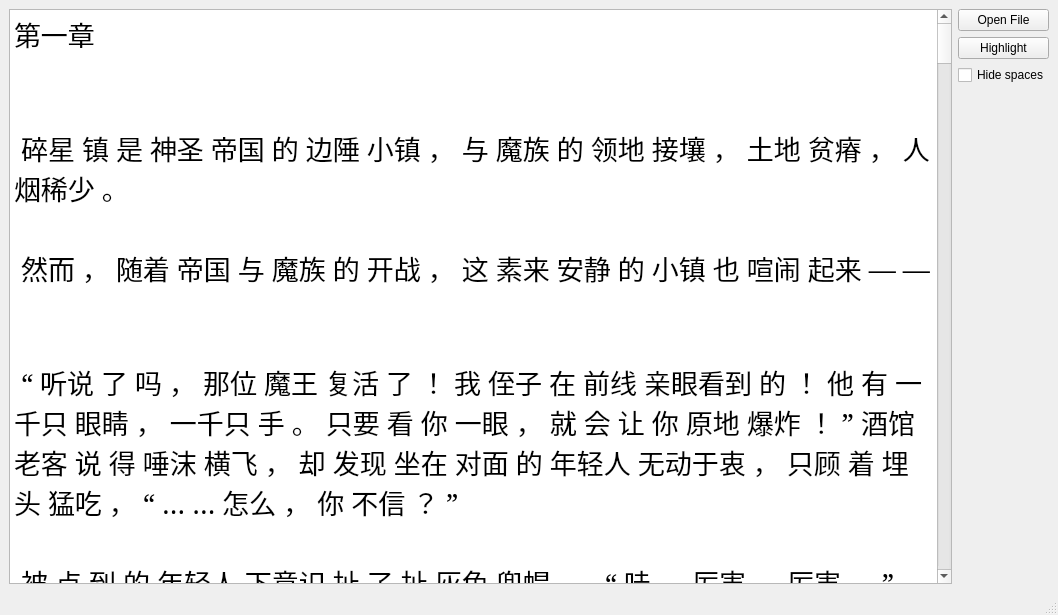
Old version of the form mainwindow.ui in the repository 555oya/chinese-reader.
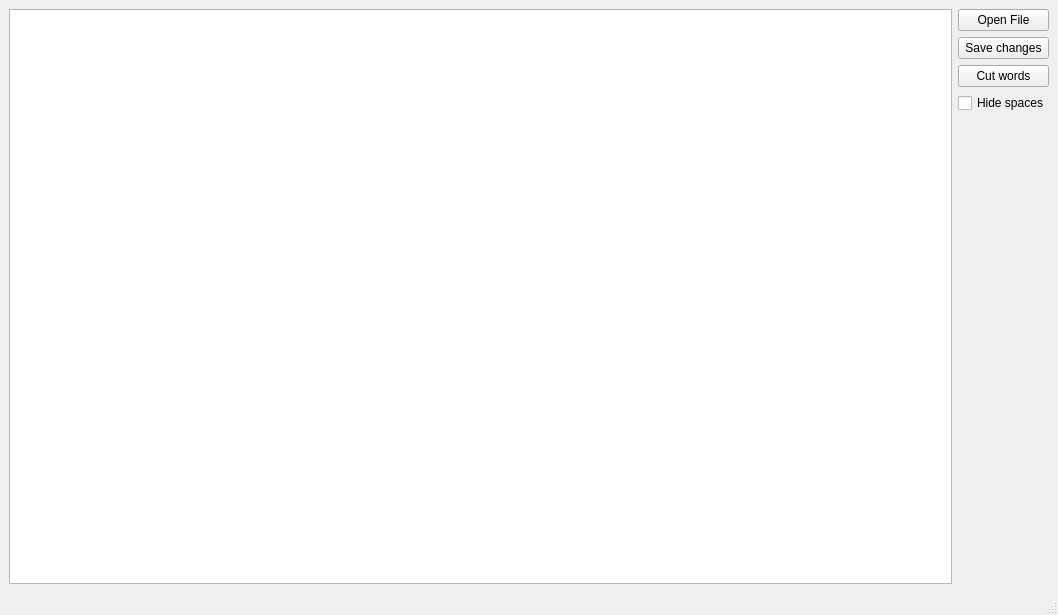
New version of the form.

Commit message:
Added hidden spaces between words
Check button for hiding/showing spaces works!!
Hovering cursor over a word shows word info in status bar.
Editing term on double click.
Selecting text.
Jieba now works!!! (cutting text to words).

```diff
--- a/mainwindow.ui
+++ b/mainwindow.ui
@@ -34,7 +34,7 @@
       </property>
      </widget>
     </item>
-    <item row="3" column="1">
+    <item row="4" column="1">
      <spacer name="verticalSpacer">
       <property name="orientation">
        <enum>Qt::Orientation::Vertical</enum>
@@ -47,220 +47,30 @@
       </property>
      </spacer>
     </item>
-    <item row="1" column="1">
-     <widget class="QPushButton" name="pushButton_2">
-      <property name="text">
-       <string>Highlight</string>
-      </property>
-     </widget>
-    </item>
-    <item row="0" column="0" rowspan="4">
-     <widget class="QPlainTextEdit" name="textEdit">
-      <property name="font">
-       <font>
-        <family>SimSun</family>
-        <pointsize>20</pointsize>
-       </font>
-      </property>
-      <property name="plainText">
-       <string>第一章 
- 
- 
- 碎星 镇 是 神圣 帝国 的 边陲 小镇 ， 与 魔族 的 领地 接壤 ， 土地 贫瘠 ， 人烟稀少 。 
-   　 　 
- 然而 ， 随着 帝国 与 魔族 的 开战 ， 这 素来 安静 的 小镇 也 喧闹 起来 — — 
- 
- 
- “ 听说 了 吗 ， 那位 魔王 复活 了 ！ 我 侄子 在 前线 亲眼看到 的 ！ 他 有 一千只 眼睛 ， 一千只 手 。 只要 看 你 一眼 ， 就 会 让 你 原地 爆炸 ！ ” 酒馆 老客 说 得 唾沫 横飞 ， 却 发现 坐在 对面 的 年轻人 无动于衷 ， 只顾 着 埋头 猛吃 ， “ … … 怎么 ， 你 不信 ？ ” 
-   　 　 
- 被 点 到 的 年轻人 下意识 扯 了 扯 灰色 兜帽 ，   “ 哇 ， 厉害 、 厉害 。 ” 
-   　 　 
- “ 听 他 放屁 ！ ” 另 一位 酒客 举起 杯子 ， “ 你 是 新来 的 ？ 可别 听 这 老东西 吹牛 逼 了 ， 他 侄子 真要 在 现场 ， 是 怎么 活 下来 的 ？ 要 我 说 ， 肯定 是 魔族 放出 的 假 情报 ， 唬人 呢 ！ ” 
-   　 　 
- 年轻人 似乎 没什么 主见 ， 点头 附和 ， “ 嗯 ， 有理 、 有理 。 ” 
-   　 　 
- “ 就是 就是 ！ 战报 会 说谎 ， 战线 可 不会 。 在 勇者 大人 的 带领 下 ， 战线 可是 一路 向前 推进 ， 杀进 魔族 老家 把 他们 打 得 屁滚尿流 ！ 这时候 冒 出个 魔王 ， 谁 信吶 ！ ” 
-   
-   　 　 
- 酒馆 中 讨论 声 此起彼伏 。 端酒 的 女侍 穿行 人群 间 ， 收拾 着 桌上 的 残羹冷炙 ， 目光 时不时 瞥 向 那个 灰 兜帽 的 年轻人 。 只 听 声音 ， 不 像是 该来 酒馆 的 年纪 。 
-   　 　 
- 但 她 的 注意 很快 被 新来 的 客人 吸引 ， 那 是 两名 帝国 的 军官 ， 从 盔甲 和 纹章 的 样式 来看 来看 ， 可能 有着 不低 的 职位 。 
-   
-   　 　 
- “ 两桶 黑啤酒 ， 送到 营地 去 。 ” 稍显 年轻 的 那位 副官 ， 朝 吧台 抛 了 一枚 银币 。 
-   　 　 
- 他 至少 是 给钱 的 。 女侍 想 。 她 连忙 用手 擦 了 擦 围裙 ， 也 给 这 两名 长官 端上 了 啤酒 。 
-   　 　 
- “ 不必 。 ” 年纪 稍大 的 百夫长 面色 冷峻 ， “ 清水 就行 。 ” 
-   
-   　 　 
- 铅灰色 的 眼睛 逡巡 着 酒馆 ， 帝国 的 军人 有着 股不怒 自威 的 气质 ， 目光 所及 之处 ， 众人 不 自觉 哑 了 声息 。 最终 ， 百夫长 的 目光 落 在 了 一个 长满 雀斑 的 小男孩 身上 。 
-   
-   　 　 
- 雀斑 小孩 立刻 啪 的 一声 并拢 脚后跟 ， 行 了 个 像模像样 的 军礼 ， “ 为了 帝国 的 荣耀 ！ ” 
-   　 　 
- “ 还 挺 像模像样 。 ” 副官 笑 了 。 这个 年纪 的 小屁孩 ， 最 喜欢 玩 打仗 游戏 了 。 瞧 ， 他 手里 拿 着 的 那根木 剑 多么 像模像样 ？ 副官 摸了摸 小孩 的 脑袋 ， “ 你 猜猜 打到 了 哪里 。 猜 对 了 ， 就 允许 你 替 我 擦 剑 。 ” 
-   　 　 
- “ 那 还 用 猜 ？ ” 男孩 挥舞 着 木剑 ， 兴奋 地一 蹦 三尺 高 ， 眼里 涌现出 狂热 的 光 ， “ 肯定 打到 了 魔王 领 ， 把 那些 该死 的 魔族 全都 杀光 ！ ” 
-   
-   　 　 
- 这 要是 放在 三十年 前 ， 根本 没人敢 想 。 打 到 魔王 的 领地 ？ 没 被 那些 可怕 的 魔族 打 过来 就 已经 是 万幸 了 ！ 可 就 在 这 三十年 间 ， 发生 了 两件 大事 ： 先是 前任 魔王 失踪 ， 七位 魔族 大 公爵 自相残杀 ， 乱作一团 ； 后 是 在 女神 的 祝福 下 ， 人类 历史 上 最强 的 勇者 诺亚 诞生 。 
-   
-   　 　 
- 然而 ， 就 在 人类 的 反攻 势如破竹 之际 ， 一朵 无人 预料 的 乌云 ， 却 悄然 笼罩 在 他们 的 上方 。 目前 关于 魔王 的 事 还是 个 秘密 ， 但是 百夫长 已经 接到 了 命令 ， 要 为 这场 战争 抽调 更 多 的 兵力 。 
-   
-   　 　 
- 在此之前 — — 
-   
-   　 　 
- “ 这 孩子 的 父亲 是 什么 人 ？ ” 百夫长 指 了 指 雀斑 小孩 
-   　 　 
- 刚 搬 完 酒桶 回来 的 女侍 一惊 ， “ 很 、 很 抱歉 ， 那个 … … ” 
-   　 　 
- “ 不 就是 个 没 父亲 的 野孩子 嘛 ！ ” 有人 看热闹 不 嫌 大地 起哄 。 在 这种 闭塞 的 小镇 ， 一个 没有 父亲 的 孩子 会 是 什么 待遇 ？ “ 哟 ， 不服气 啊 ？ 去 找 你 的 野爹 呗 ！ ” 他 一巴掌 拍 在 女侍 的 屁股 上 ， “ 你 说 是 吧 ， 玛 尔塔 ？ ” 
-   　 　 
- 雀斑 小孩 眼里 几乎 冒出 火来 ， 挥舞 着 小 木剑 就 冲上去 ， 却 被 母亲 拦住 了 。 
-   　 　 
- “ 嘘 — — 到 外面 玩去 吧 ， 这里 没 你 的 事 。 ” 
-   　 　 
- “ 但是 — — ” 
-   
-   　 　 
- “ 他 的 父亲 是 魔族 ， 对 吧 ？ ” 百夫长 沉 声道 。 
-   　 　 
- 话音刚落 ， 众人 像 受惊 的 鸟 一样 弹 了 起来 ， 桌椅 酒壶 翻倒 一片 。 魔族 ！ 那 可是 会 吃 人 的 魔族 ！ 别看 他们 在 酒桌上 牛 逼 吹 得 震天响 ， 好似 下 一秒 就 能 杀 到 魔王 领端 了 魔族 老巢 ， 但 实际上 田地 里 来 了 头 野猪 都 得 头痛 半天 。 
-   　 　 
- 登 时间 酒馆 里空 了 一片 ， 只 剩下 那个 埋头 干饭 的 灰袍 年轻人 ， 他 简直 像 饿 了 一个 星期 ， 无论如何 也 不肯 放过 这 顿饭 。 
-   
-   　 　 
- 玛 尔塔 立刻 跪下 了 ， 她 颤抖 着 抱住 孩子 ， “ 请 、 请原谅 我们 ， 但是 您 看 ， 泰尔 很 普通 ， 他 是 个 跟 别人 一样 的 孩子 — — ” 
-   　 　 
- “ 你 怎么 不 早点 说 ？ ” 副官 不满 地 抱怨 长官 。 他 摘下 刚刚 摸过 男孩 的 手套 ， 厌恶 地 扔 到 了 一旁 的 壁炉 里 ， 旋即 拔出 剑 ， “ 女士 ， 你 知道 的 吧 ？ 『 一滴 血 原则 』 ， 只要 流淌 着 一滴 魔族 的 血 ， 那 就是 毫无疑问 的 魔族 。 ” 
-   
-   　 　 
- 这 一切 都 发生 得太快 ， 上 一秒 还 兴奋 地 叫嚣 着 要 杀光 魔族 的 男孩 ， 此刻 却成 了 被 猎杀 的 目标 。 呆滞 片刻 他 反应 过来 ， 尖叫 道 ： “ 不 、 我 是 人类 ！ 我 长大 了 要 参军 ， 为了 帝国 的 荣耀 ， 一定 会 把 所有 的 魔族 都 杀光 ！ ” 
-   　 　 
- “ 那 就 从 你 自己 开始 吧 。 ” 副官 笑眯眯 道 。 
-   
-   　 　 
- 剑芒 闪烁 ， 倒映 出 一个 母亲 绝望 的 脸庞 。 
-   　 　 
- 她 心下 一狠 ， 豁出去 扑 向 副官 ， 绝望 地大喊 ： “ 跑 啊 ！ ” 
-   
-   　 　 
- 这一 扑 来得 猝不及防 ， 二人 撞 上 了 一旁 的 桌子 ， 酒杯 菜碟 碎 了 一地 ， 也 压到 了 灰袍 年轻人 过长 的 衣角 。 银色 短发 如 月光 倾泻 而出 ， 血染 的 红眸 透 着 冷峻 的 威压 ， 非人 的 妖异 感 扑面而来 。 
-   　 　 
- 百夫长 变 了 调 的 声音 穿透 酒馆 ， “ 你 是 — — 不 知名 者 ， 阿诺 米斯 [ 1 ] ！ ” 
-   　 　 
- “ 嗯 ？ ” 副官 不明 所以 。 
-   
-   　 　 
- 委实 不 怪 副官 孤陋寡闻 ， 为了 避免 引起 恐慌 ， 军方 封锁 了 消息 。 
-   　 　 
- 然而 百夫长 对 这 一切 可 清楚 得 很 。 当时 他 就 在 战场 上 ， 眼看 着 他们 的 勇者 大人 将 魔族 大 公爵 逼到 了 绝路 — — 阿诺 米斯 就是 这时候 凭空出现 的 ， 在此之前 ， 甚至 没有 人 发现 他 的 存在 。 他 就 那么 毋庸置疑 地挡 在 勇者 面前 ， 轻而易举 地 挡住 了 对 魔族 而言 致命 的 神圣 魔法 。 
-   　 　 
- 此等 可怕 的 存在 前所未闻 ， 对 神圣 帝国 而言 无疑 是 个 巨大 的 打击 。 
-   
-   　 　 
- 由于 还 摸不清 新 魔王 的 来历 ， 他们 给 了 他 一个 代称 ， 阿诺 米斯 。 
-   
-   　 　 
- 然而 百夫长 不 知道 ， 并且 所有人 都 不 知道 — — 
-   　 　 
- 大 魔王 阿诺 米斯 是 个 彻头彻尾 的 人类 。 
-   
-   　 　 
- “ 你们 是 这样 称呼 我 的 ？ ” 魔王 一 愣 ， 这 听 起来 怎么 像 在 骂人 [ 2 ] ， “ 算了 ， 随便 怎么 叫 吧 。 我 找 你们 很久 了 。 ” 他 往前走 了 几步 ， 越过 玛 尔塔 母子 ，   “ 我 是 来 — — ” 
-   　 　 
- 我 是 来 投降 的 。 
-   
-   　 　 
- 一瓶 圣水 猛地 泼来 ， 打湿 了 魔王 银白色 的 短发 ， 滴滴答答 顺着 脸庞 流下 。 好家伙 ， 这 圣水 是 用 香料 做 的 吗 ？ 浓烈 的 香气 惹 得 他 打了个 大大的 喷嚏 。 刚想 揉 眼睛 ， 又 想起 美瞳 还 戴 着 呢 ， 只好 作罢 ， 只能 不 明显 地 眨 了 几下 。 
-   　 　 
- “ 这样 够 了 吗 ？ ” 可以 证明 我 是 人类 了 吗 ？ 
-   
-   　 　 
- 在 百夫长 看来 就 不是 这么回事 了 。 他 只 看到 那 被 主教 祝福 过 的 圣水 ， 蕴含着 能 让 中阶魔族 毙命 的 神圣 之力 的 圣水 ， 竟然 只能 让 魔王 不痛不痒 地 打个 喷嚏 ！ 对方 竟然 还 游刃有余 地问 “ 够 了 吗 ？ ” ， 完全 没 把 他们 放在眼里 ！ 
-   　 　 
- 这下 就 连 不知情 的 副官 也 紧绷 起来 ， 立刻 持剑 对准 了 阿诺 米斯 。 然而 那双 残酷 的 红眸 是 如此 冰冷 无情 （ 因为 近视 看不清 ） ， 面对 利刃 也 毫无 反应 （ 因为 压根 不 知道 怎么 反应 ） ， 这般 恐怖 压力 ， 令 冷汗 湿透 了 两人 的 后背 。 
-   
-   　 　 
- 阿诺 米斯 正想 解释 ， 玛 尔塔 却 忽然 扑 来 抱住 他 的 脚 。 她 就 像 抓住 救命稻草 似的 ， 眼角 泛着 泪花 ， “ 大人 ！ 求 您 了 ！ 带 着 泰尔 走 吧 ！ 看 在 他 父亲 是 您 同族 的 份 上 ！ ” 
-   
-   　 　 
- 阿诺 米斯 ： 啊 ？ 
-   
-   　 　 泰尔 不 甘心 地大吼 ： “ 说 什么 蠢话 ！ 我 宁愿 为 帝国 牺牲 ， 也 不要 跟 邪恶 的 魔族 同流合污 ！ ” 
-   　 　 
- 玛 尔塔 反手 就 给 了 这 小子 一巴掌 ， 摁 着 他 重重地 磕 在 地板 上 ， 以 一个 母亲 所 能 发出 的 最 有 魄力 的 声音 恳求 道 ： “ 带 他 走 吧 ！ ” 
-   　 　 
- 泰尔 还 想 反驳 ， 却 看到 玛 尔塔 的 眼泪 落 在 地板 上 ， 一滴 ， 又 一滴 。 他 的 心 颤动 了 。 帝国 军要 杀 了 他 ， 接下来 也 一定 会 毫不留情 地杀 了 妈妈 ， 只 因为 她 想 保护 他 。 不甘 、 屈辱 还有 绝望 涌上 他 的 眼眶 ， 让 他 眼前 的 一切 都 模糊 了 。 
-   　 　 
- “ 如果 … … ” 他 小声 喃喃 ， 忽然 下定 了 决心 ， 猛地 抬头 ， “ 如果 你 能带 我 妈妈 一起 走 ， 我 就 永远 听 你 的 ！ ” 
-   
-   　 　 
- 阿诺 米斯 ： 啊 ？ ？ 
-   
-   　 　 
- 直到 此时 ， 副官 已经 彻底 被 恐惧 压垮 。 他 再也 受不了 地 挥舞 着 剑 冲上去 ， 哪怕 下 一秒 就 被 杀死 ， 也好 过 现在 的 煎熬 。 
-   　 　 
- 本体 是 个 死 宅 的 阿诺 米斯 是 真 反应 不 过来 ， 呆呆地 站 在 那儿 。 如果 副官 能 顺利 地 劈 下去 ， 显然 一下 就 能 劈 死 这个 假货 。 然而 ， 世界 不 存在 『 如果 』 ， 百夫长 一个箭步 上前 摁 住 了 副官 ， 齐齐 跪 在 了 阿诺 米斯 面前 。 
-   
-   　 　 
- 阿诺 米斯 ： 啊 ？ ？ ？ 
-   
-   　 　 
- “ 长官 ！ ” 
-   　 　 
- “ 不要 白白 牺牲 在 这里 ！ 家里 不是 还有 人 在 等 你 吗 ！ ” 百夫长 痛斥 ， 没 瞧见 魔王 甚至 不屑于 防御 吗 ？ 他们 这点 攻击 简直 是 挠痒痒 ， 只会 激怒 对方 ！ “ 你 的 战场 不 在 这里 ， 以后 还有 需要 你 的 地方 ！ ” 
-   　 　 
- 他 抬头 ， 眼中 迸出 一道 精光 ， “ 魔王 啊 ， 我 自知 无权 要求 交易 。 但 我 若 是 自爆 ， 你 固然 可以 全身而退 ， 这个 魔族 的 孩子 就 不 一定 了 。 做个 交易 如何 ？ 你 可以 带走 这个 孩子 和 他 的 母亲 ， 但是 我 的 部下 必须 要 安全 离开 。 如果 你 觉得 不够 ， 可以 把 我 的 头颅 拿 去 。 ” 
-   
-   　 　 
- 半晌 ， 阿诺 米斯 纳闷 ： “ 我要 你 的 头 干什么 ？ ” 
-   　 　 
- “ 头 还 不够 吗 ？ ！ ” 百夫长 瞳孔 地震 。 
-   　 　 
- “ 够 了 ！ 不 、 不是 这个 意思 ！ 不够 ！ 不够 ！ ” 眼看 百夫长 就要 自刎 以血溅 当场 ， 阿诺 米斯 连忙 安抚 道 ， “ 我要 你 留 着 你 的 头颅 ， 替 我 带 一句 话 。 ” 
-   　 　 
- “ … … 一句 话 ？ ” 
-   　 　 
- 魔王 想 投降 ！ 求 庇护 ！ 阿诺 米斯 看着 哭泣 的 母子 ， 硬生生 地 把 投降 这件 事咽 了 下去 ， 忧郁 而 悲伤地 说 ： “ 我 无意 于 战争 ， 选择权 在 你们 手中 。 ” 
-   　 　 
- “ 就 这样 ？ ” 
-   　 　 
- “ 你 是 真的 很想 把头 留下来 吗 ？ ” 
-   　 　 
- “ 失礼 了 ！ ” 
-   
-   　 　 
- 百夫长 和 他 的 副官 连滚带爬 跑掉 的 时候 ， 心里 却 不住 地想 ， 这个 魔王 似乎 跟 传闻中 的 不 一样 啊 。 即使 拥有 着 无与伦比 的 力量 ， 却 不 嗜 杀 ， 甚至 … … 为了 两族 的 伤亡 而 感到 悲伤 ？ 真是 个 高深莫测 却 又 心怀 仁慈 的 魔王 啊 ！ 
-   　 　 
- 从 这 一天 起 ， 人类 对 魔王 陛下 的 认知 ， 在 错误 的 道路 上 撒丫子 狂奔 ， 一去不复返了 。 
-   
-   　 　 
- 而 在 小酒馆 里 ， 劫后余生 的 母子 二人 面面相觑 。 
-   　 
- 阿诺 米斯 正 准备 换个 地方 投降 ， 忽然 被 女人 用力 钳住 ， “ 陛下 ， 这 附近 有 帝国 军 的 营地 ！ ” 
-   　 　 
- “ 是 吗 ？ 那 太好了 … … ” 
-   　 　 
- “ 我 知道 一条 隐秘 小路 ， 通往 魔族 领地 ， 快 来 ！ ” 
-   　 　 
- “ 等等 — — 不是 — — 快 放开 我 — — ！ ”                 
- 
- 【 1 】 阿诺 米斯 ： Anonymous ， 不 知名 者 
- 【 2 】 骂人 ： 阿 米诺斯 ， 抽象 文化 中 的 骂人 词汇</string>
-      </property>
-     </widget>
-    </item>
-    <item row="2" column="1">
+    <item row="3" column="1">
      <widget class="QCheckBox" name="checkBoxHideSpaces">
       <property name="text">
        <string>Hide spaces</string>
       </property>
      </widget>
     </item>
+    <item row="2" column="1">
+     <widget class="QPushButton" name="pushButton_2">
+      <property name="text">
+       <string>Cut words</string>
+      </property>
+     </widget>
+    </item>
+    <item row="1" column="1">
+     <widget class="QPushButton" name="saveButton">
+      <property name="text">
+       <string>Save changes</string>
+      </property>
+     </widget>
+    </item>
+    <item row="0" column="0" rowspan="5">
+     <widget class="QPlainTextEdit" name="textEdit"/>
+    </item>
    </layout>
   </widget>
   <widget class="QStatusBar" name="statusbar"/>
```
The commit also changes 84 other files.
